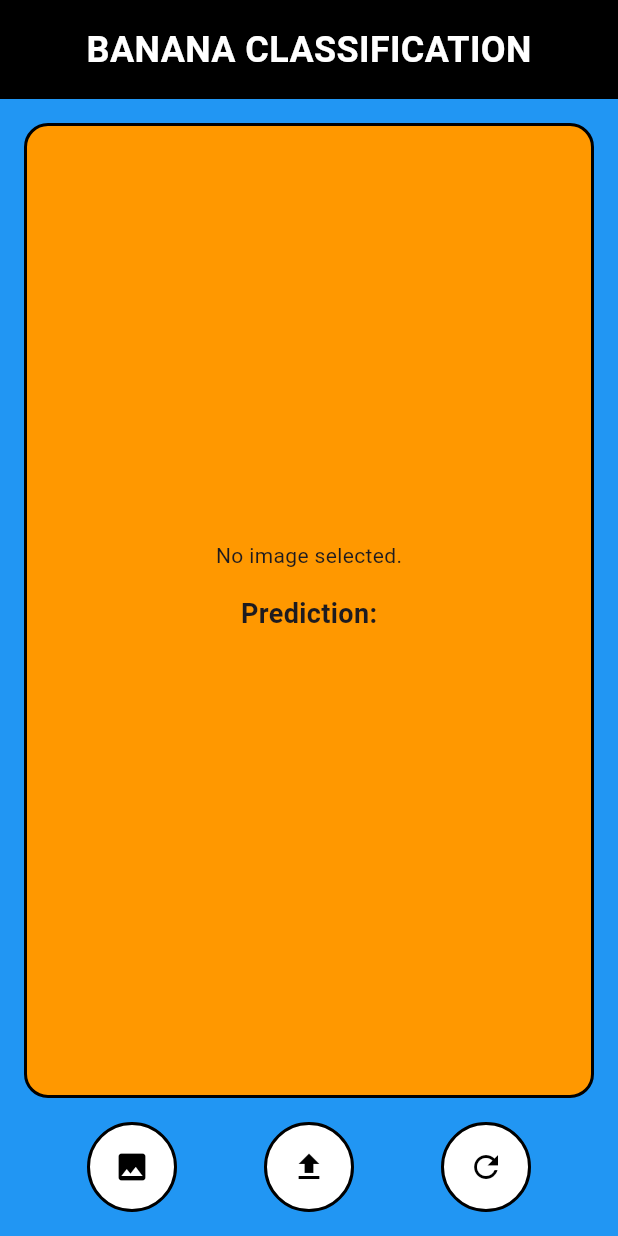
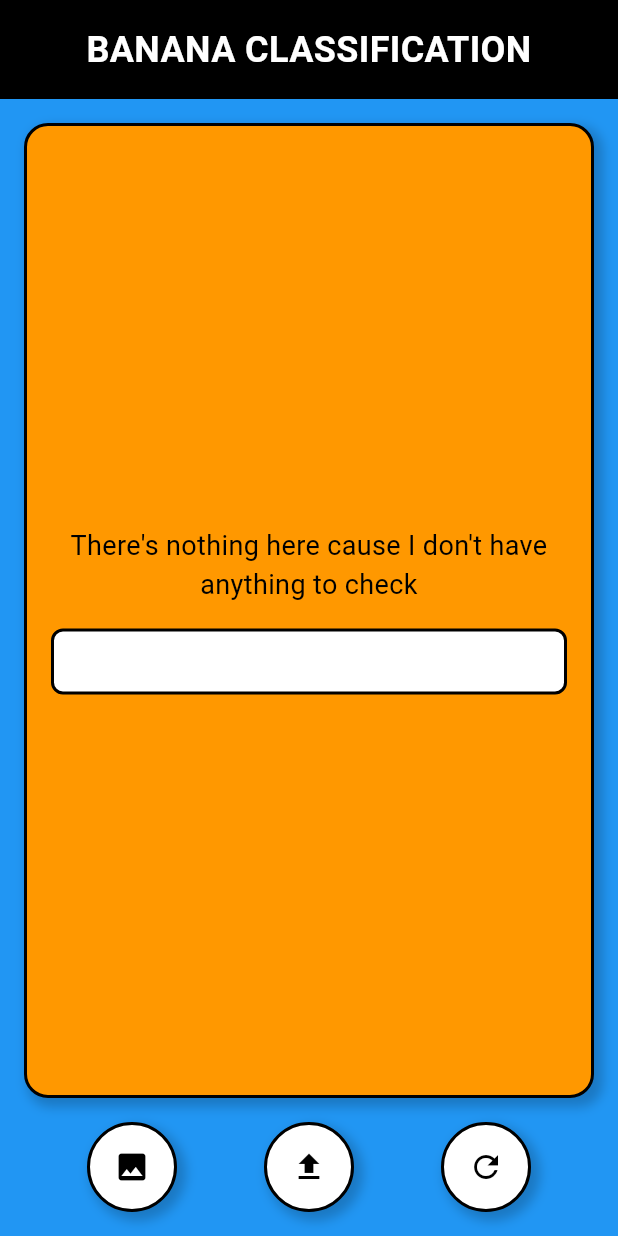
Before and after one commit to notntpete/Efficientnet-Banana-Classification, a Flutter app: the screen it shows after launch, after a tap on "GO", on a phone screen of 412 x 824 dp. Run offline on Flutter 3.47's test engine with Material 3 defaults, Android fonts, the light colour scheme and no system bars; our stand-ins replace image_picker.

Commit message:
Updated the frontend

```diff
--- a/frontend/banana_stuff/lib/image_upload_screen.dart
+++ b/frontend/banana_stuff/lib/image_upload_screen.dart
@@ -5,17 +5,31 @@ import 'dart:convert';
 import 'package:http/http.dart' as http;
 import 'package:http_parser/http_parser.dart';
 
-class CustomLayoutScreen extends StatefulWidget {
+class ImageUploadScreen extends StatefulWidget {
+  const ImageUploadScreen({Key? key}) : super(key: key);
+
   @override
-  _CustomLayoutScreenState createState() => _CustomLayoutScreenState();
+  _ImageUploadScreenState createState() => _ImageUploadScreenState();
 }
 
-class _CustomLayoutScreenState extends State<CustomLayoutScreen> {
+class _ImageUploadScreenState extends State<ImageUploadScreen> {
   Uint8List? _imageBytes;
   XFile? _imageFile;
   String _prediction = '';
+  bool _predictionVisible = false;
+  bool _headerVisible = false;
 
-  // Pick image from gallery
+  final Map<String, String> classNameMapping = {
+    "lakatan_ripe_spotted": "Lakatan Ripe Spotted",
+    "lakatan_ripe_unspotted": "Lakatan Ripe Unspotted",
+    "lakatan_unripe_spotted": "Lakatan Unripe Spotted",
+    "lakatan_unripe_unspotted": "Lakatan Unripe Unspotted",
+    "latundan_ripe_spotted": "Latundan Ripe Spotted",
+    "latundan_ripe_unspotted": "Latundan Ripe Unspotted",
+    "latundan_unripe_spotted": "Latundan Unripe Spotted",
+    "latundan_unripe_unspotted": "Latundan Unripe Unspotted",
+  };
+
   Future<void> _pickImage() async {
     final picker = ImagePicker();
     final pickedFile = await picker.pickImage(source: ImageSource.gallery);
@@ -25,16 +39,17 @@ class _CustomLayoutScreenState extends State<CustomLayoutScreen> {
       setState(() {
         _imageFile = pickedFile;
         _imageBytes = imageBytes;
+        _prediction = '';
+        _predictionVisible = false;
+        _headerVisible = false;
       });
     }
   }
 
-  // Send image to FastAPI for prediction
   Future<void> _sendImage() async {
     if (_imageFile == null) return;
 
-    var uri = Uri.parse(
-        'http://192.168.1.182:8000/predict/'); // Update with your backend URL
+    var uri = Uri.parse('http://192.168.1.182:8000/predict/');
     var request = http.MultipartRequest('POST', uri);
 
     var imageFile = http.MultipartFile.fromBytes(
@@ -52,35 +67,43 @@ class _CustomLayoutScreenState extends State<CustomLayoutScreen> {
         final responseString = await response.stream.bytesToString();
         final Map<String, dynamic> data = json.decode(responseString);
 
+        String rawPrediction = data['class'] ?? 'No prediction received';
         setState(() {
-          _prediction = data['class'] ?? 'No prediction received';
+          _headerVisible = true;
+          _prediction = classNameMapping[rawPrediction] ?? rawPrediction;
+          _predictionVisible = true;
         });
       } else {
         setState(() {
+          _headerVisible = true;
           _prediction =
               'Failed to get prediction. Status: ${response.statusCode}';
+          _predictionVisible = true;
         });
       }
     } catch (e) {
       setState(() {
+        _headerVisible = true;
         _prediction = 'Error: $e';
+        _predictionVisible = true;
       });
     }
   }
 
   @override
   Widget build(BuildContext context) {
+    bool isWeb = MediaQuery.of(context).size.width > 600;
+
     return Scaffold(
       body: Container(
-        color: Colors.blue, // Blue background
+        color: Colors.blue,
         child: Column(
           mainAxisAlignment: MainAxisAlignment.spaceBetween,
           children: [
-            // Header
             Container(
-              padding: EdgeInsets.all(16.0),
-              color: Colors.black, // Header background color
-              child: Center(
+              padding: const EdgeInsets.all(16.0),
+              color: Colors.black,
+              child: const Center(
                 child: Text(
                   'BANANA CLASSIFICATION',
                   style: TextStyle(
@@ -88,57 +111,91 @@ class _CustomLayoutScreenState extends State<CustomLayoutScreen> {
                     fontWeight: FontWeight.bold,
                     color: Colors.white,
                   ),
+                  textAlign: TextAlign.center,
                 ),
               ),
             ),
-
-            // Orange rectangle with content
             Expanded(
               child: Center(
                 child: Container(
                   width: double.infinity,
-                  margin: EdgeInsets.all(16.0),
+                  margin: const EdgeInsets.all(16.0),
                   decoration: BoxDecoration(
-                    color: Colors.orange, // Orange rectangle background
-                    borderRadius:
-                        BorderRadius.circular(16.0), // Rounded corners
-                    border: Border.all(
-                        color: Colors.black, width: 2.0), // Black border
+                    color: Colors.orange,
+                    borderRadius: BorderRadius.circular(16.0),
+                    border: Border.all(color: Colors.black, width: 2.0),
+                    boxShadow: [
+                      BoxShadow(
+                        color: Colors.black.withOpacity(0.2),
+                        spreadRadius: 2,
+                        blurRadius: 6,
+                        offset: const Offset(4, 4),
+                      ),
+                    ],
                   ),
                   child: Column(
                     mainAxisAlignment: MainAxisAlignment.center,
+                    crossAxisAlignment: CrossAxisAlignment.center,
                     children: [
                       _imageBytes == null
-                          ? Text('No image selected.')
-                          : Image.memory(_imageBytes!, height: 200),
-                      SizedBox(height: 16),
-                      Text(
-                        'Prediction:',
-                        style: TextStyle(
-                            fontWeight: FontWeight.bold, fontSize: 18),
-                      ),
-                      SizedBox(height: 8),
-                      Text(
-                        _prediction,
-                        style: TextStyle(fontSize: 16),
+                          ? const Text(
+                              'There\'s nothing here cause I don\'t have anything to check',
+                              style:
+                                  TextStyle(fontSize: 18, color: Colors.black),
+                              textAlign: TextAlign.center,
+                            )
+                          : ClipRRect(
+                              borderRadius: BorderRadius.circular(12.0),
+                              child: Image.memory(_imageBytes!, height: 200),
+                            ),
+                      const SizedBox(height: 16),
+                      Container(
+                        width: isWeb ? 400 : double.infinity,
+                        margin: const EdgeInsets.symmetric(horizontal: 16.0),
+                        padding: const EdgeInsets.all(16.0),
+                        decoration: BoxDecoration(
+                          color: Colors.white,
+                          borderRadius: BorderRadius.circular(8.0),
+                          border: Border.all(color: Colors.black, width: 2.0),
+                        ),
+                        child: Column(
+                          mainAxisAlignment: MainAxisAlignment.center,
+                          crossAxisAlignment: CrossAxisAlignment.center,
+                          children: [
+                            _headerVisible
+                                ? const Text(
+                                    'You\'re giving me work now? Well it\'s-',
+                                    style: TextStyle(fontSize: 14),
+                                    textAlign: TextAlign.center,
+                                  )
+                                : const SizedBox.shrink(),
+                            const SizedBox(height: 8),
+                            _predictionVisible
+                                ? Text(
+                                    _prediction,
+                                    style: const TextStyle(
+                                      fontSize: 20,
+                                      fontWeight: FontWeight.bold,
+                                    ),
+                                    textAlign: TextAlign.center,
+                                  )
+                                : const SizedBox.shrink(),
+                          ],
+                        ),
                       ),
                     ],
                   ),
                 ),
               ),
             ),
-
-            // Row for circular buttons
             Padding(
               padding: const EdgeInsets.only(bottom: 16.0),
               child: Row(
                 mainAxisAlignment: MainAxisAlignment.spaceEvenly,
                 children: [
-                  _buildCircularButton(
-                      Icons.image, _pickImage), // Pick Image button
-                  _buildCircularButton(
-                      Icons.upload, _sendImage), // Upload and Predict button
-                  _buildCircularButton(Icons.refresh, _reset), // Reset button
+                  _buildCircularButton(Icons.image, _pickImage),
+                  _buildCircularButton(Icons.upload, _sendImage),
+                  _buildCircularButton(Icons.refresh, _reset),
                 ],
               ),
             ),
@@ -148,7 +205,6 @@ class _CustomLayoutScreenState extends State<CustomLayoutScreen> {
     );
   }
 
-  // Helper method to create circular buttons
   Widget _buildCircularButton(IconData icon, VoidCallback onPressed) {
     return GestureDetector(
       onTap: onPressed,
@@ -156,27 +212,30 @@ class _CustomLayoutScreenState extends State<CustomLayoutScreen> {
         width: 60,
         height: 60,
         decoration: BoxDecoration(
-          color: Colors.white, // Button background color
+          color: Colors.white,
           shape: BoxShape.circle,
-          border: Border.all(color: Colors.black, width: 2.0), // Black border
+          border: Border.all(color: Colors.black, width: 2.0),
+          boxShadow: [
+            BoxShadow(
+              color: Colors.black.withOpacity(0.2),
+              spreadRadius: 2,
+              blurRadius: 6,
+              offset: const Offset(4, 4),
+            ),
+          ],
         ),
         child: Icon(icon, color: Colors.black),
       ),
     );
   }
 
-  // Reset the image and prediction
   void _reset() {
     setState(() {
       _imageBytes = null;
       _imageFile = null;
       _prediction = '';
+      _predictionVisible = false;
+      _headerVisible = false;
     });
   }
 }
-
-void main() {
-  runApp(MaterialApp(
-    home: CustomLayoutScreen(),
-  ));
-}
--- a/frontend/banana_stuff/lib/main.dart
+++ b/frontend/banana_stuff/lib/main.dart
@@ -29,7 +29,7 @@ class IntroScreen extends StatelessWidget {
               // Navigate to the Image Upload Screen
               Navigator.push(
                 context,
-                MaterialPageRoute(builder: (context) => CustomLayoutScreen()),
+                MaterialPageRoute(builder: (context) => ImageUploadScreen()),
               );
             },
             child: Container(
```
